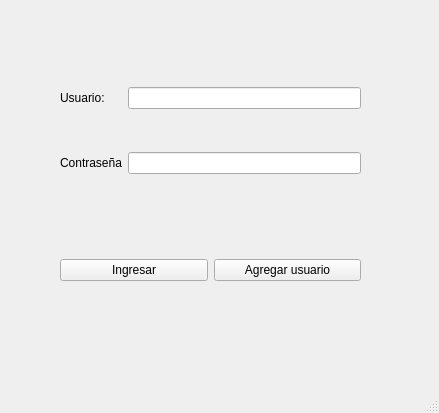
This is Login.ui in ISABELpolania18/ProyectoFinal29 as Qt 5 draws it before an edit. The edited form follows.
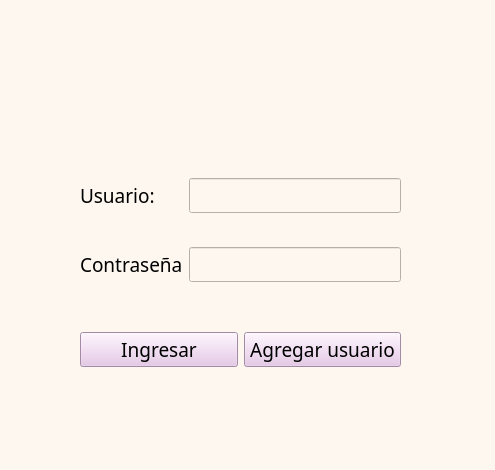
This is the edited form. Icons and pictures are not drawn.

The edit to the form file:
```diff
--- a/Login.ui
+++ b/Login.ui
@@ -6,29 +6,46 @@
    <rect>
     <x>0</x>
     <y>0</y>
-    <width>439</width>
-    <height>413</height>
+    <width>495</width>
+    <height>470</height>
    </rect>
   </property>
   <property name="windowTitle">
    <string>MainWindow</string>
   </property>
+  <property name="styleSheet">
+   <string notr="true">background-color: rgb(253, 247, 239);
+</string>
+  </property>
   <widget class="QWidget" name="centralwidget">
    <widget class="QWidget" name="gridLayoutWidget">
     <property name="geometry">
      <rect>
-      <x>60</x>
-      <y>50</y>
-      <width>301</width>
+      <x>80</x>
+      <y>150</y>
+      <width>321</width>
       <height>161</height>
      </rect>
     </property>
     <layout class="QGridLayout" name="gridLayout">
      <item row="0" column="2">
-      <widget class="QLineEdit" name="Usuario"/>
+      <widget class="QLineEdit" name="Usuario">
+       <property name="font">
+        <font>
+         <family>Tw Cen MT Condensed</family>
+         <pointsize>14</pointsize>
+        </font>
+       </property>
+      </widget>
      </item>
      <item row="1" column="1">
       <widget class="QLabel" name="label_2">
+       <property name="font">
+        <font>
+         <family>Tw Cen MT Condensed Extra Bold</family>
+         <pointsize>14</pointsize>
+        </font>
+       </property>
        <property name="text">
         <string>Contraseña</string>
        </property>
@@ -36,28 +53,50 @@
      </item>
      <item row="0" column="1">
       <widget class="QLabel" name="label">
+       <property name="font">
+        <font>
+         <family>Tw Cen MT Condensed Extra Bold</family>
+         <pointsize>14</pointsize>
+        </font>
+       </property>
        <property name="text">
         <string>Usuario: </string>
        </property>
       </widget>
      </item>
      <item row="1" column="2">
-      <widget class="QLineEdit" name="Contrasena"/>
+      <widget class="QLineEdit" name="Contrasena">
+       <property name="font">
+        <font>
+         <family>Tw Cen MT Condensed</family>
+         <pointsize>14</pointsize>
+        </font>
+       </property>
+      </widget>
      </item>
     </layout>
    </widget>
    <widget class="QWidget" name="horizontalLayoutWidget">
     <property name="geometry">
      <rect>
-      <x>60</x>
-      <y>230</y>
-      <width>301</width>
+      <x>80</x>
+      <y>310</y>
+      <width>321</width>
       <height>80</height>
      </rect>
     </property>
     <layout class="QHBoxLayout" name="horizontalLayout">
      <item>
       <widget class="QPushButton" name="Boton_Ingresar">
+       <property name="font">
+        <font>
+         <family>Tw Cen MT Condensed</family>
+         <pointsize>14</pointsize>
+        </font>
+       </property>
+       <property name="styleSheet">
+        <string notr="true">background-color: rgb(230, 195, 231);</string>
+       </property>
        <property name="text">
         <string>Ingresar</string>
        </property>
@@ -65,6 +104,15 @@
      </item>
      <item>
       <widget class="QPushButton" name="Boton_Agregar">
+       <property name="font">
+        <font>
+         <family>Tw Cen MT Condensed</family>
+         <pointsize>14</pointsize>
+        </font>
+       </property>
+       <property name="styleSheet">
+        <string notr="true">background-color: rgb(230, 195, 231);</string>
+       </property>
        <property name="text">
         <string>Agregar usuario</string>
        </property>
@@ -72,6 +120,25 @@
      </item>
     </layout>
    </widget>
+   <widget class="QLabel" name="label_3">
+    <property name="geometry">
+     <rect>
+      <x>80</x>
+      <y>0</y>
+      <width>321</width>
+      <height>141</height>
+     </rect>
+    </property>
+    <property name="text">
+     <string/>
+    </property>
+    <property name="pixmap">
+     <pixmap>../../../../../../../Downloads/image-removebg-preview (2).png</pixmap>
+    </property>
+    <property name="scaledContents">
+     <bool>true</bool>
+    </property>
+   </widget>
   </widget>
   <widget class="QMenuBar" name="menubar">
    <property name="geometry">
```
Left out of the diff: 2 changed lines with no effect on the pictures.
